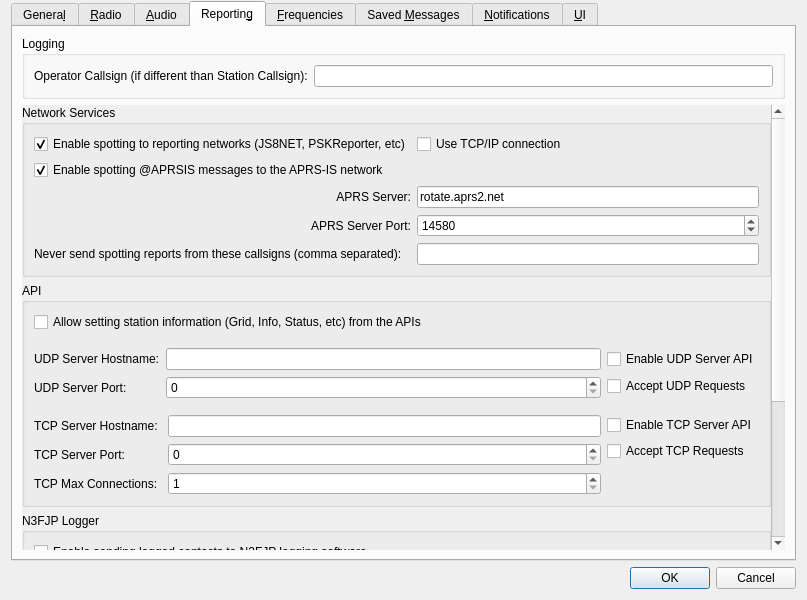
Old version of the form Configuration.ui in the repository bazineta/js8call.
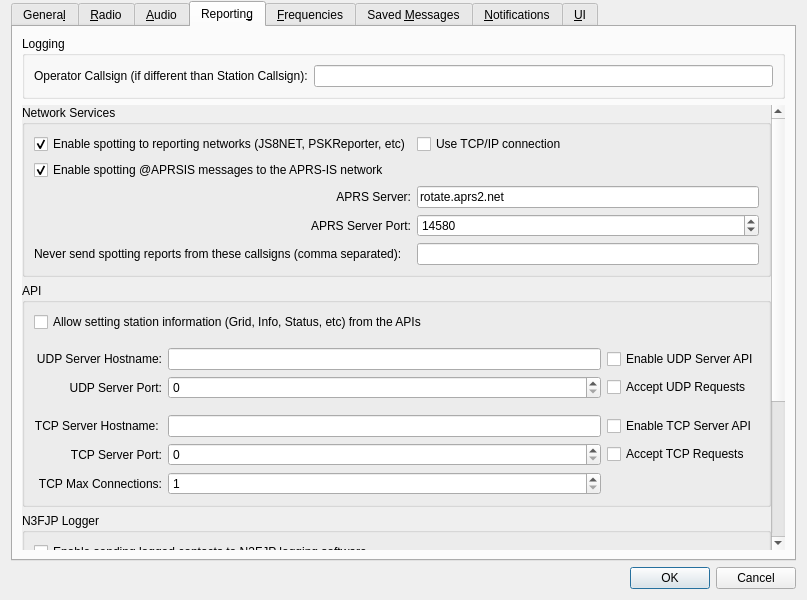
New version of the form. The open tabs and pages were chosen to show the change. Custom widgets are drawn as their Qt base class.

Commit message: Refine configuration reporting layout

```diff
--- a/Configuration.ui
+++ b/Configuration.ui
@@ -2197,7 +2197,7 @@
             <x>0</x>
             <y>0</y>
             <width>737</width>
-            <height>726</height>
+            <height>722</height>
            </rect>
           </property>
           <layout class="QVBoxLayout" name="verticalLayout_30">
@@ -2332,49 +2332,26 @@
               <string>API</string>
              </property>
              <layout class="QGridLayout" name="gridLayout_16">
-              <item row="2" column="1">
-               <layout class="QVBoxLayout" name="verticalLayout_11">
-                <item>
-                 <widget class="QCheckBox" name="udpEnable">
-                  <property name="toolTip">
-                   <string>&lt;html&gt;&lt;head/&gt;&lt;body&gt;&lt;p&gt;Enable the application to send API information to UDP Servers&lt;/p&gt;&lt;/body&gt;&lt;/html&gt;</string>
-                  </property>
-                  <property name="text">
-                   <string>Enable UDP Server API</string>
-                  </property>
-                 </widget>
-                </item>
-                <item>
-                 <widget class="QCheckBox" name="accept_udp_requests_check_box">
+              <item row="6" column="1">
+               <widget class="QLineEdit" name="tcp_server_line_edit"/>
+              </item>
+              <item row="3" column="1">
+               <widget class="QLineEdit" name="udp_server_line_edit">
+                <property name="sizePolicy">
+                 <sizepolicy hsizetype="Preferred" vsizetype="Fixed">
+                  <horstretch>0</horstretch>
+                  <verstretch>0</verstretch>
+                 </sizepolicy>
+                </property>
                   <property name="toolTip">
-                   <string>&lt;html&gt;&lt;head/&gt;&lt;body&gt;&lt;p&gt;With this enabled the app will accept certain requests back from a UDP server that receives decode messages.&lt;/p&gt;&lt;/body&gt;&lt;/html&gt;</string>
-                  </property>
-                  <property name="text">
-                   <string>Accept UDP Requests</string>
+                 <string>&lt;html&gt;&lt;head/&gt;&lt;body&gt;&lt;p&gt;Optional hostname of network service to receive decodes.&lt;/p&gt;&lt;p&gt;Formats:&lt;/p&gt;&lt;ul style=&quot;margin-top: 0px; margin-bottom: 0px; margin-left: 0px; margin-right: 0px; -qt-list-indent: 1;&quot;&gt;&lt;li style=&quot; margin-top:12px; margin-bottom:0px; margin-left:0px; margin-right:0px; -qt-block-indent:0; text-indent:0px;&quot;&gt;hostname&lt;/li&gt;&lt;li style=&quot; margin-top:0px; margin-bottom:0px; margin-left:0px; margin-right:0px; -qt-block-indent:0; text-indent:0px;&quot;&gt;IPv4 address&lt;/li&gt;&lt;li style=&quot; margin-top:0px; margin-bottom:0px; margin-left:0px; margin-right:0px; -qt-block-indent:0; text-indent:0px;&quot;&gt;IPv6 address&lt;/li&gt;&lt;li style=&quot; margin-top:0px; margin-bottom:0px; margin-left:0px; margin-right:0px; -qt-block-indent:0; text-indent:0px;&quot;&gt;IPv4 multicast group address&lt;/li&gt;&lt;li style=&quot; margin-top:0px; margin-bottom:0px; margin-left:0px; margin-right:0px; -qt-block-indent:0; text-indent:0px;&quot;&gt;IPv6 multicast group address&lt;/li&gt;&lt;/ul&gt;&lt;p&gt;Clearing this field will disable the broadcasting of UDP status updates.&lt;/p&gt;&lt;/body&gt;&lt;/html&gt;</string>
+                </property>
+                <property name="inputMethodHints">
+                 <set>Qt::InputMethodHint::ImhDigitsOnly</set>
                   </property>
                  </widget>
                 </item>
-               </layout>
-              </item>
-              <item row="3" column="0">
-               <spacer name="verticalSpacer_20">
-                <property name="orientation">
-                 <enum>Qt::Orientation::Vertical</enum>
-                </property>
-                <property name="sizeType">
-                 <enum>QSizePolicy::Policy::Fixed</enum>
-                </property>
-                <property name="sizeHint" stdset="0">
-                 <size>
-                  <width>20</width>
-                  <height>10</height>
-                 </size>
-                </property>
-               </spacer>
-              </item>
-              <item row="4" column="1">
-               <layout class="QVBoxLayout" name="verticalLayout_38">
-                <item>
+              <item row="6" column="2">
                  <widget class="QCheckBox" name="tcpEnable">
                   <property name="toolTip">
                    <string>&lt;html&gt;&lt;head/&gt;&lt;body&gt;&lt;p&gt;Enable the application to send API information over a TCP Server&lt;/p&gt;&lt;/body&gt;&lt;/html&gt;</string>
@@ -2384,7 +2361,30 @@
                   </property>
                  </widget>
                 </item>
-                <item>
+              <item row="6" column="0">
+               <widget class="QLabel" name="label_16">
+                <property name="text">
+                 <string>TCP Server Hostname: </string>
+                </property>
+                <property name="alignment">
+                 <set>Qt::AlignmentFlag::AlignRight|Qt::AlignmentFlag::AlignTrailing|Qt::AlignmentFlag::AlignVCenter</set>
+                </property>
+               </widget>
+              </item>
+              <item row="4" column="1">
+               <widget class="QSpinBox" name="udp_server_port_spin_box">
+                <property name="toolTip">
+                 <string>&lt;html&gt;&lt;head/&gt;&lt;body&gt;&lt;p&gt;Enter the service port number of the UDP server that should receive updates. If this is zero no updates will be broadcast.&lt;/p&gt;&lt;/body&gt;&lt;/html&gt;</string>
+                </property>
+                <property name="minimum">
+                 <number>0</number>
+                </property>
+                <property name="maximum">
+                 <number>65534</number>
+                </property>
+               </widget>
+              </item>
+              <item row="7" column="2">
                  <widget class="QCheckBox" name="accept_tcp_requests_check_box">
                   <property name="toolTip">
                    <string>&lt;html&gt;&lt;head/&gt;&lt;body&gt;&lt;p&gt;With this enabled the app will accept certain requests back from a TCP client that receives decode messages.&lt;/p&gt;&lt;/body&gt;&lt;/html&gt;</string>
@@ -2394,41 +2394,20 @@
                   </property>
                  </widget>
                 </item>
-                <item>
-                 <spacer name="verticalSpacer_19">
-                  <property name="orientation">
-                   <enum>Qt::Orientation::Vertical</enum>
-                  </property>
-                  <property name="sizeHint" stdset="0">
-                   <size>
-                    <width>20</width>
-                    <height>40</height>
-                   </size>
-                  </property>
-                 </spacer>
-                </item>
-               </layout>
-              </item>
-              <item row="4" column="0">
-               <layout class="QFormLayout" name="formLayout_18">
-                <item row="0" column="1">
-                 <widget class="QLineEdit" name="tcp_server_line_edit"/>
-                </item>
-                <item row="0" column="0">
-                 <widget class="QLabel" name="label_16">
-                  <property name="text">
-                   <string>TCP Server Hostname: </string>
+              <item row="3" column="0">
+               <widget class="QLabel" name="udp_server_label">
+                <property name="text">
+                 <string>UDP Server Hostname:</string>
+                </property>
+                <property name="alignment">
+                 <set>Qt::AlignmentFlag::AlignRight|Qt::AlignmentFlag::AlignTrailing|Qt::AlignmentFlag::AlignVCenter</set>
+                </property>
+                <property name="buddy">
+                 <cstring>udp_server_line_edit</cstring>
                   </property>
                  </widget>
                 </item>
-                <item row="1" column="0">
-                 <widget class="QLabel" name="label_29">
-                  <property name="text">
-                   <string>TCP Server Port:</string>
-                  </property>
-                 </widget>
-                </item>
-                <item row="1" column="1">
+              <item row="7" column="1">
                  <widget class="QSpinBox" name="tcp_server_port_spin_box">
                   <property name="toolTip">
                    <string>&lt;html&gt;&lt;head/&gt;&lt;body&gt;&lt;p&gt;Enter the service port number of the TCP server. If this is zero then TCP server will not be started.&lt;/p&gt;&lt;/body&gt;&lt;/html&gt;</string>
@@ -2438,7 +2417,17 @@
                   </property>
                  </widget>
                 </item>
-                <item row="2" column="1">
+              <item row="7" column="0">
+               <widget class="QLabel" name="label_29">
+                <property name="text">
+                 <string>TCP Server Port:</string>
+                </property>
+                <property name="alignment">
+                 <set>Qt::AlignmentFlag::AlignRight|Qt::AlignmentFlag::AlignTrailing|Qt::AlignmentFlag::AlignVCenter</set>
+                </property>
+               </widget>
+              </item>
+              <item row="8" column="1">
                  <widget class="QSpinBox" name="tcp_max_connections_spin_box">
                   <property name="toolTip">
                    <string>&lt;html&gt;&lt;head/&gt;&lt;body&gt;&lt;p&gt;Enter the maximum number of API connections allowed to the TCP server&lt;/p&gt;&lt;/body&gt;&lt;/html&gt;</string>
@@ -2451,72 +2440,20 @@
                   </property>
                  </widget>
                 </item>
-                <item row="2" column="0">
-                 <widget class="QLabel" name="label_30">
-                  <property name="text">
-                   <string>TCP Max Connections:</string>
-                  </property>
-                 </widget>
-                </item>
-               </layout>
-              </item>
-              <item row="2" column="0">
-               <layout class="QFormLayout" name="formLayout_6">
-                <property name="fieldGrowthPolicy">
-                 <enum>QFormLayout::FieldGrowthPolicy::AllNonFixedFieldsGrow</enum>
-                </property>
-                <item row="0" column="0">
-                 <widget class="QLabel" name="udp_server_label">
-                  <property name="text">
-                   <string>UDP Server Hostname:</string>
-                  </property>
-                  <property name="buddy">
-                   <cstring>udp_server_line_edit</cstring>
-                  </property>
-                 </widget>
-                </item>
-                <item row="0" column="1">
-                 <widget class="QLineEdit" name="udp_server_line_edit">
-                  <property name="sizePolicy">
-                   <sizepolicy hsizetype="Preferred" vsizetype="Fixed">
-                    <horstretch>0</horstretch>
-                    <verstretch>0</verstretch>
-                   </sizepolicy>
-                  </property>
-                  <property name="toolTip">
-                   <string>&lt;html&gt;&lt;head/&gt;&lt;body&gt;&lt;p&gt;Optional hostname of network service to receive decodes.&lt;/p&gt;&lt;p&gt;Formats:&lt;/p&gt;&lt;ul style=&quot;margin-top: 0px; margin-bottom: 0px; margin-left: 0px; margin-right: 0px; -qt-list-indent: 1;&quot;&gt;&lt;li style=&quot; margin-top:12px; margin-bottom:0px; margin-left:0px; margin-right:0px; -qt-block-indent:0; text-indent:0px;&quot;&gt;hostname&lt;/li&gt;&lt;li style=&quot; margin-top:0px; margin-bottom:0px; margin-left:0px; margin-right:0px; -qt-block-indent:0; text-indent:0px;&quot;&gt;IPv4 address&lt;/li&gt;&lt;li style=&quot; margin-top:0px; margin-bottom:0px; margin-left:0px; margin-right:0px; -qt-block-indent:0; text-indent:0px;&quot;&gt;IPv6 address&lt;/li&gt;&lt;li style=&quot; margin-top:0px; margin-bottom:0px; margin-left:0px; margin-right:0px; -qt-block-indent:0; text-indent:0px;&quot;&gt;IPv4 multicast group address&lt;/li&gt;&lt;li style=&quot; margin-top:0px; margin-bottom:0px; margin-left:0px; margin-right:0px; -qt-block-indent:0; text-indent:0px;&quot;&gt;IPv6 multicast group address&lt;/li&gt;&lt;/ul&gt;&lt;p&gt;Clearing this field will disable the broadcasting of UDP status updates.&lt;/p&gt;&lt;/body&gt;&lt;/html&gt;</string>
-                  </property>
-                  <property name="inputMethodHints">
-                   <set>Qt::InputMethodHint::ImhDigitsOnly</set>
-                  </property>
-                 </widget>
-                </item>
-                <item row="1" column="0">
+              <item row="4" column="0">
                  <widget class="QLabel" name="label_6">
                   <property name="text">
                    <string>UDP Server Port:</string>
                   </property>
+                <property name="alignment">
+                 <set>Qt::AlignmentFlag::AlignRight|Qt::AlignmentFlag::AlignTrailing|Qt::AlignmentFlag::AlignVCenter</set>
+                </property>
                   <property name="buddy">
                    <cstring>udp_server_port_spin_box</cstring>
                   </property>
                  </widget>
                 </item>
-                <item row="1" column="1">
-                 <widget class="QSpinBox" name="udp_server_port_spin_box">
-                  <property name="toolTip">
-                   <string>&lt;html&gt;&lt;head/&gt;&lt;body&gt;&lt;p&gt;Enter the service port number of the UDP server that should receive updates. If this is zero no updates will be broadcast.&lt;/p&gt;&lt;/body&gt;&lt;/html&gt;</string>
-                  </property>
-                  <property name="minimum">
-                   <number>0</number>
-                  </property>
-                  <property name="maximum">
-                   <number>65534</number>
-                  </property>
-                 </widget>
-                </item>
-               </layout>
-              </item>
-              <item row="0" column="0">
+              <item row="0" column="0" colspan="2">
                <widget class="QCheckBox" name="use_dynamic_grid">
                 <property name="toolTip">
                  <string>&lt;html&gt;&lt;head/&gt;&lt;body&gt;&lt;p&gt;Check to allow changes to grid, qtc, etc from external programs&lt;/p&gt;&lt;/body&gt;&lt;/html&gt;</string>
@@ -2526,8 +2463,18 @@
                 </property>
                </widget>
               </item>
-              <item row="1" column="0">
-               <spacer name="verticalSpacer_21">
+              <item row="8" column="0">
+               <widget class="QLabel" name="label_30">
+                <property name="text">
+                 <string>TCP Max Connections:</string>
+                </property>
+                <property name="alignment">
+                 <set>Qt::AlignmentFlag::AlignRight|Qt::AlignmentFlag::AlignTrailing|Qt::AlignmentFlag::AlignVCenter</set>
+                </property>
+               </widget>
+              </item>
+              <item row="1" column="0" colspan="3">
+               <spacer name="verticalSpacer_8">
                 <property name="orientation">
                  <enum>Qt::Orientation::Vertical</enum>
                 </property>
@@ -2542,6 +2489,42 @@
                 </property>
                </spacer>
               </item>
+              <item row="5" column="0" colspan="3">
+               <spacer name="verticalSpacer_20">
+                <property name="orientation">
+                 <enum>Qt::Orientation::Vertical</enum>
+                </property>
+                <property name="sizeType">
+                 <enum>QSizePolicy::Policy::Fixed</enum>
+                </property>
+                <property name="sizeHint" stdset="0">
+                 <size>
+                  <width>20</width>
+                  <height>10</height>
+                 </size>
+                </property>
+               </spacer>
+              </item>
+              <item row="4" column="2">
+               <widget class="QCheckBox" name="accept_udp_requests_check_box">
+                <property name="toolTip">
+                 <string>&lt;html&gt;&lt;head/&gt;&lt;body&gt;&lt;p&gt;With this enabled the app will accept certain requests back from a UDP server that receives decode messages.&lt;/p&gt;&lt;/body&gt;&lt;/html&gt;</string>
+                </property>
+                <property name="text">
+                 <string>Accept UDP Requests</string>
+                </property>
+               </widget>
+              </item>
+              <item row="3" column="2">
+               <widget class="QCheckBox" name="udpEnable">
+                <property name="toolTip">
+                 <string>&lt;html&gt;&lt;head/&gt;&lt;body&gt;&lt;p&gt;Enable the application to send API information to UDP Servers&lt;/p&gt;&lt;/body&gt;&lt;/html&gt;</string>
+                </property>
+                <property name="text">
+                 <string>Enable UDP Server API</string>
+                </property>
+               </widget>
+              </item>
              </layout>
             </widget>
            </item>
```
Left out of the diff: 122 changed lines with no effect on the pictures. Lines whose indentation alone changed are shown as unchanged.
